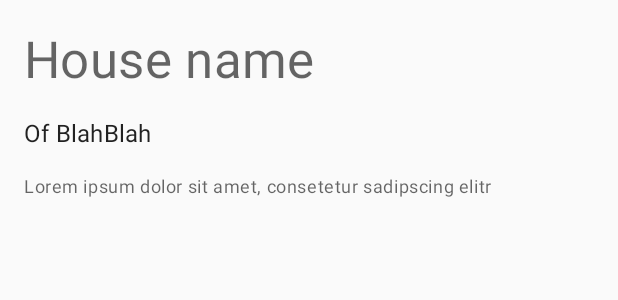
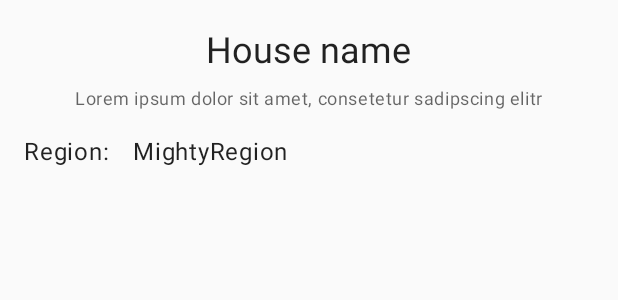
Before and after one commit to deanrobertcook/GameOfPhones, an Android app: the layout fragment_house_detail.xml on its own in the app's theme, with its tools: preview values and no code run, on a phone screen of 412 x 824 dp. Shown: the top 300 px of the screen. Run offline under Robolectric (Android 15) with nearby library versions, the phone set to English and light mode, and no system bars; network calls fail.

Commit message:
refactor: tidy up detail view
Shrink the name a little, center the name and words, add a "Region: "
keyword before the region name, etc.

```diff
--- a/app/src/main/java/dean/org/gameofphones/repo/HouseRepo.kt
+++ b/app/src/main/java/dean/org/gameofphones/repo/HouseRepo.kt
@@ -1,6 +1,5 @@
 package dean.org.gameofphones.repo
 
-import android.net.Uri
 import dean.org.gameofphones.model.House
 import dean.org.gameofphones.utils.Log
 import io.reactivex.Single
@@ -16,6 +15,7 @@ interface HouseRepo {
     fun getHouses(): Single<Set<House>>
 }
 
+//Returns hard-coded house data - useful for quick UI prototyping
 class DummyHouseRepo: HouseRepo {
 
     companion object {
--- a/app/src/main/java/dean/org/gameofphones/ui/HouseDetailFragment.kt
+++ b/app/src/main/java/dean/org/gameofphones/ui/HouseDetailFragment.kt
@@ -19,7 +19,16 @@ class HouseDetailFragment: BaseFragment() {
         return inflater.inflate(R.layout.fragment_house_detail, container, false).apply {
             arguments?.getString(NameArg)?.let { findViewById<TextView>(R.id.house_name).text = it }
             arguments?.getString(RegionArg)?.let { findViewById<TextView>(R.id.house_region).text = it }
-            arguments?.getString(Words)?.let { findViewById<TextView>(R.id.words).text = it }
+
+            val wordsTextView = findViewById<TextView>(R.id.words)
+            val words = arguments?.getString(Words)
+            if (words != null) {
+                wordsTextView.text = words
+                wordsTextView.visibility = View.VISIBLE
+            } else {
+                wordsTextView.visibility = View.GONE
+            }
+
         }
     }
 
@@ -34,7 +43,7 @@ class HouseDetailFragment: BaseFragment() {
                 arguments = Bundle().apply {
                     putString(NameArg, house.name)
                     putString(RegionArg, house.region)
-                    putString(Words, house.words)
+                    putString(Words, if (house.words.isEmpty()) null else house.words)
                 }
             }
         }
--- a/app/src/main/res/layout/fragment_house_detail.xml
+++ b/app/src/main/res/layout/fragment_house_detail.xml
@@ -12,19 +12,10 @@
     <TextView
             android:id="@+id/house_name"
             tools:text="House name"
-            style="@style/TextAppearance.MaterialComponents.Headline4"
+            style="@style/TextAppearance.MaterialComponents.Headline5"
             android:layout_width="wrap_content"
             android:layout_height="wrap_content"
-            android:layout_marginTop="@dimen/margin_size_half"
-            android:layout_marginBottom="@dimen/margin_size_half"
-    />
-
-    <TextView
-            android:id="@+id/house_region"
-            tools:text="Of BlahBlah"
-            style="@style/TextAppearance.MaterialComponents.Subtitle1"
-            android:layout_width="wrap_content"
-            android:layout_height="wrap_content"
+            android:layout_gravity="center_horizontal"
             android:layout_marginTop="@dimen/margin_size_half"
             android:layout_marginBottom="@dimen/margin_size_half"
     />
@@ -32,11 +23,42 @@
     <TextView
             android:id="@+id/words"
             tools:text="Lorem ipsum dolor sit amet, consetetur sadipscing elitr"
+            tools:visibility="visible"
+            android:visibility="gone"
             style="@style/TextAppearance.MaterialComponents.Caption"
+            android:layout_gravity="center_horizontal"
             android:layout_width="wrap_content"
+            android:layout_height="wrap_content"
+            android:layout_marginBottom="@dimen/margin_size_half"
+    />
+
+    <LinearLayout
+            android:orientation="horizontal"
+            android:layout_width="match_parent"
             android:layout_height="wrap_content"
             android:layout_marginTop="@dimen/margin_size_half"
             android:layout_marginBottom="@dimen/margin_size_half"
-    />
+    >
+
+        <TextView
+                tools:text="Region:"
+                android:text="@string/region"
+                style="@style/TextAppearance.MaterialComponents.Body1"
+                android:layout_width="wrap_content"
+                android:layout_height="wrap_content"
+                android:layout_marginEnd="@dimen/margin_size"
+        />
+
+        <TextView
+                android:id="@+id/house_region"
+                tools:text="MightyRegion"
+                style="@style/TextAppearance.MaterialComponents.Body1"
+                android:layout_width="wrap_content"
+                android:layout_height="wrap_content"
+        />
+
+    </LinearLayout>
+
+
 
 </LinearLayout>
--- a/app/src/main/res/values/strings.xml
+++ b/app/src/main/res/values/strings.xml
@@ -1,3 +1,4 @@
 <resources>
     <string name="app_name">Game of Phones</string>
+    <string name="region">Region:</string>
 </resources>
```
